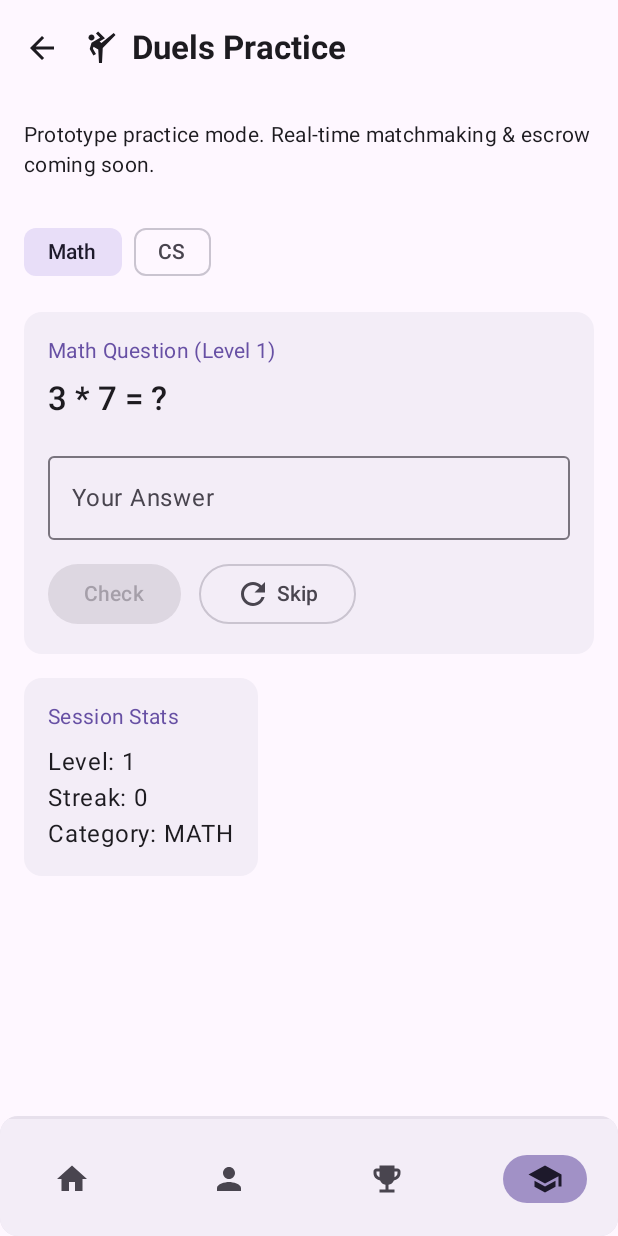
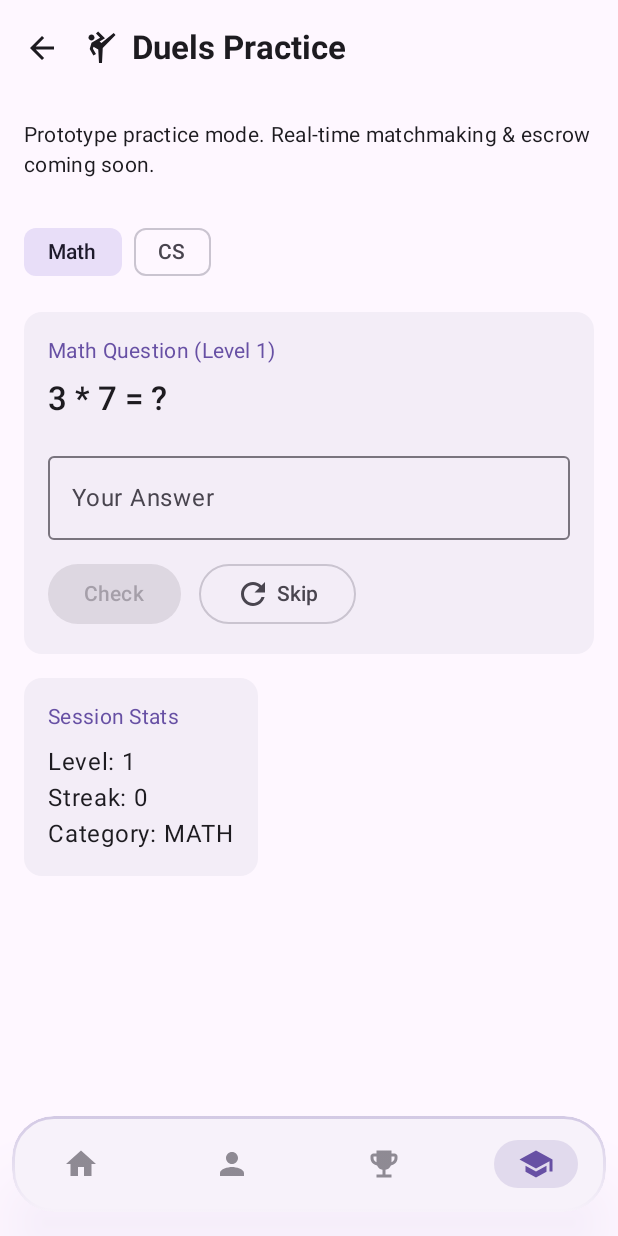
Before and after one commit to zzorgg/beezle, an Android app built with Jetpack Compose: the TopLevelNavHost screen opened through its navigation route, item 4 of the bottom bar chosen, on a phone screen of 412 x 824 dp. Run offline under Robolectric (Android 15) with nearby library versions, the phone set to English and light mode, and no system bars; our stand-ins replace Dagger/Hilt's generated code, Firebase (no records; nobody signed in at launch, a user with empty details on screens opened directly); libraries missing offline, so code that uses them is left out: androidx.hilt.lifecycle, coil.decode, com.solana.mobilewalletadapter; pictures from the network do not load; 5 statements that could not run were skipped.

Commit message:
changed ui of bottom bar

```diff
--- a/app/src/main/java/com/github/zzorgg/beezle/ui/navigation/TopLevelNavHost.kt
+++ b/app/src/main/java/com/github/zzorgg/beezle/ui/navigation/TopLevelNavHost.kt
@@ -7,8 +7,13 @@ import androidx.compose.animation.core.spring
 import androidx.compose.animation.core.tween
 import androidx.compose.animation.slideInHorizontally
 import androidx.compose.animation.slideOutHorizontally
-import androidx.compose.foundation.background
-import androidx.compose.foundation.layout.offset
+import androidx.compose.foundation.border
+import androidx.compose.foundation.layout.Box
+import androidx.compose.foundation.layout.WindowInsets
+import androidx.compose.foundation.layout.fillMaxWidth
+import androidx.compose.foundation.layout.navigationBarsPadding
+import androidx.compose.foundation.layout.padding
+import androidx.compose.foundation.layout.height
 import androidx.compose.foundation.shape.RoundedCornerShape
 import androidx.compose.material3.Icon
 import androidx.compose.material3.MaterialTheme
@@ -19,6 +24,8 @@ import androidx.compose.material3.Scaffold
 import androidx.compose.runtime.Composable
 import androidx.compose.ui.Modifier
 import androidx.compose.ui.draw.clip
+import androidx.compose.ui.draw.shadow
+import androidx.compose.ui.graphics.Brush
 import androidx.compose.ui.platform.LocalView
 import androidx.compose.ui.unit.dp
 import androidx.navigation.NavDestination.Companion.hasRoute
@@ -52,11 +59,38 @@ fun TopLevelNavHost(
             val navBackStackEntry = topLevelNavController.currentBackStackEntryAsState().value
             val currentDestination = navBackStackEntry?.destination
             val view = LocalView.current
+            val chipBg = MaterialTheme.colorScheme.primary.copy(alpha = 0.15f)
+
+            Box(
+                modifier = Modifier
+                    .fillMaxWidth()
+                    .navigationBarsPadding()
+                    .padding(start = 8.dp, end = 8.dp, bottom = 16.dp)
+            ) {
                 NavigationBar(
                     modifier = Modifier
-                    .clip(RoundedCornerShape(12.dp))
-                    .background(MaterialTheme.colorScheme.surfaceVariant)
-                    .offset(y = 2.dp)
+                        .fillMaxWidth()
+                        .height(64.dp)
+                        .shadow(
+                            elevation = 24.dp,
+                            shape = RoundedCornerShape(28.dp),
+                            ambientColor = MaterialTheme.colorScheme.primary.copy(alpha = 0.2f),
+                            spotColor = MaterialTheme.colorScheme.primary.copy(alpha = 0.3f)
+                        )
+                        .clip(RoundedCornerShape(28.dp))
+                        .border(
+                            width = 1.5.dp,
+                            brush = Brush.verticalGradient(
+                                colors = listOf(
+                                    MaterialTheme.colorScheme.primary.copy(alpha = 0.25f),
+                                    MaterialTheme.colorScheme.surfaceContainerLow.copy(alpha = 0.05f)
+                                )
+                            ),
+                            shape = RoundedCornerShape(28.dp)
+                        ),
+                    containerColor = MaterialTheme.colorScheme.surfaceContainerLow,
+                    windowInsets = WindowInsets(0, 0, 0, 0),
+                    tonalElevation = 3.dp
                 ) {
                     NAVBAR_ROUTES.forEach { item ->
                         val isSelected = currentDestination?.hierarchy?.any {
@@ -68,24 +102,22 @@ fun TopLevelNavHost(
                                 view.performHapticFeedback(HapticFeedbackConstants.CLOCK_TICK)
                                 if (isSelected) return@NavigationBarItem
                                 topLevelNavController.navigate(item.first) {
-                                // Pop up to the start destination of the graph to
-                                // avoid building up a large stack of destinations
-                                // on the back stack as users select items
                                     popUpTo(topLevelNavController.graph.findStartDestination().id) {
                                         saveState = true
                                     }
-                                // Avoid multiple copies of the same destination when
-                                // reselecting the same item
                                     launchSingleTop = true
-                                // Restore state when reselecting a previously selected item
                                     restoreState = true
                                 }
                             },
                             icon = { Icon(item.second, item.third) },
+                            alwaysShowLabel = false,
                             colors = NavigationBarItemDefaults.colors(
-                            indicatorColor = MaterialTheme.colorScheme.primary.copy( alpha = 0.58f )
+                                indicatorColor = chipBg,
+                                selectedIconColor = MaterialTheme.colorScheme.primary,
+                                unselectedIconColor = MaterialTheme.colorScheme.onSurfaceVariant.copy(alpha = 0.6f)
                             )
                         )
+                    }
                 }
             }
         }
```
Lines whose indentation alone changed are shown as unchanged.
